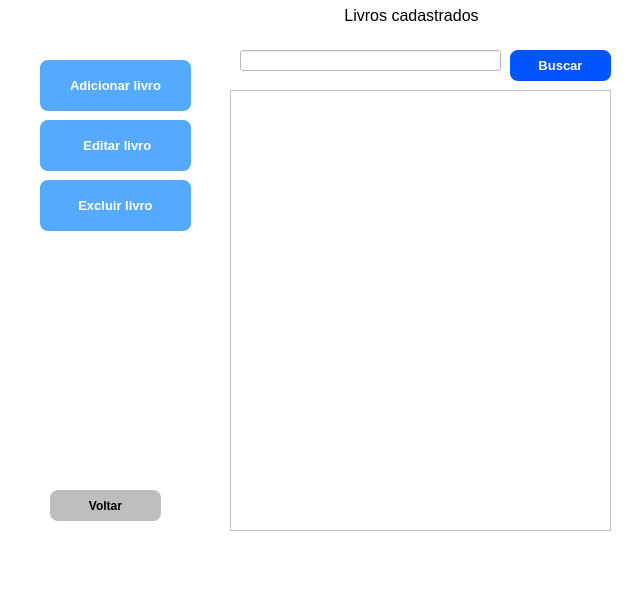
This is biblioteca/interface_grafica/ui/tela_inicial.ui in Gabriel-Leall/Sistema_Distribuidos as Qt 5 draws it before an edit. The edited form follows.
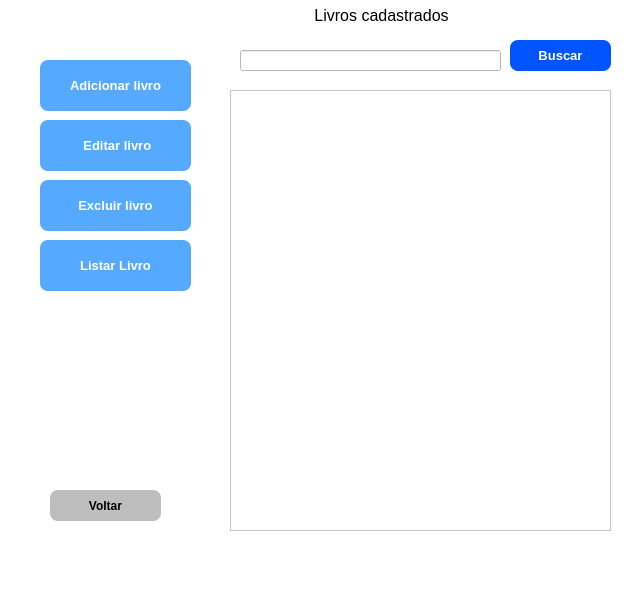
This is the edited form.

Commit message: adicionar e listar livros funcionando. faltando editar e excluir.

```diff
--- a/biblioteca/interface_grafica/ui/tela_inicial.ui
+++ b/biblioteca/interface_grafica/ui/tela_inicial.ui
@@ -151,7 +151,7 @@
     <property name="geometry">
      <rect>
       <x>510</x>
-      <y>50</y>
+      <y>40</y>
       <width>101</width>
       <height>31</height>
      </rect>
@@ -178,7 +178,7 @@
    <widget class="QLabel" name="label">
     <property name="geometry">
      <rect>
-      <x>340</x>
+      <x>310</x>
       <y>0</y>
       <width>181</width>
       <height>31</height>
@@ -193,6 +193,34 @@
      <string> Livros cadastrados</string>
     </property>
    </widget>
+   <widget class="QPushButton" name="pushButton_listar_livro">
+    <property name="geometry">
+     <rect>
+      <x>40</x>
+      <y>240</y>
+      <width>151</width>
+      <height>51</height>
+     </rect>
+    </property>
+    <property name="font">
+     <font>
+      <pointsize>10</pointsize>
+      <weight>75</weight>
+      <bold>true</bold>
+     </font>
+    </property>
+    <property name="cursor">
+     <cursorShape>PointingHandCursor</cursorShape>
+    </property>
+    <property name="styleSheet">
+     <string notr="true">background-color: rgb(85, 170, 255);
+color: rgb(255, 255, 255);
+ border-radius: 8px;</string>
+    </property>
+    <property name="text">
+     <string>Listar Livro</string>
+    </property>
+   </widget>
   </widget>
   <widget class="QMenuBar" name="menubar">
    <property name="geometry">
```
Left out of the diff: 2 changed lines with no effect on the pictures. The commit also changes 15 other files.
